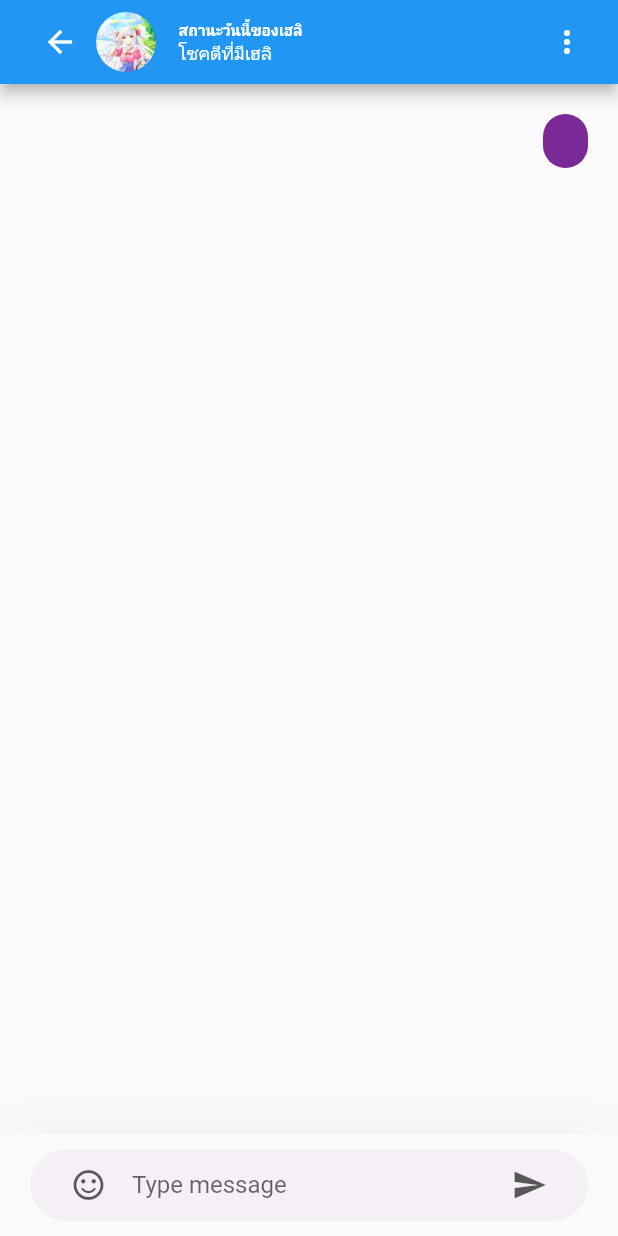
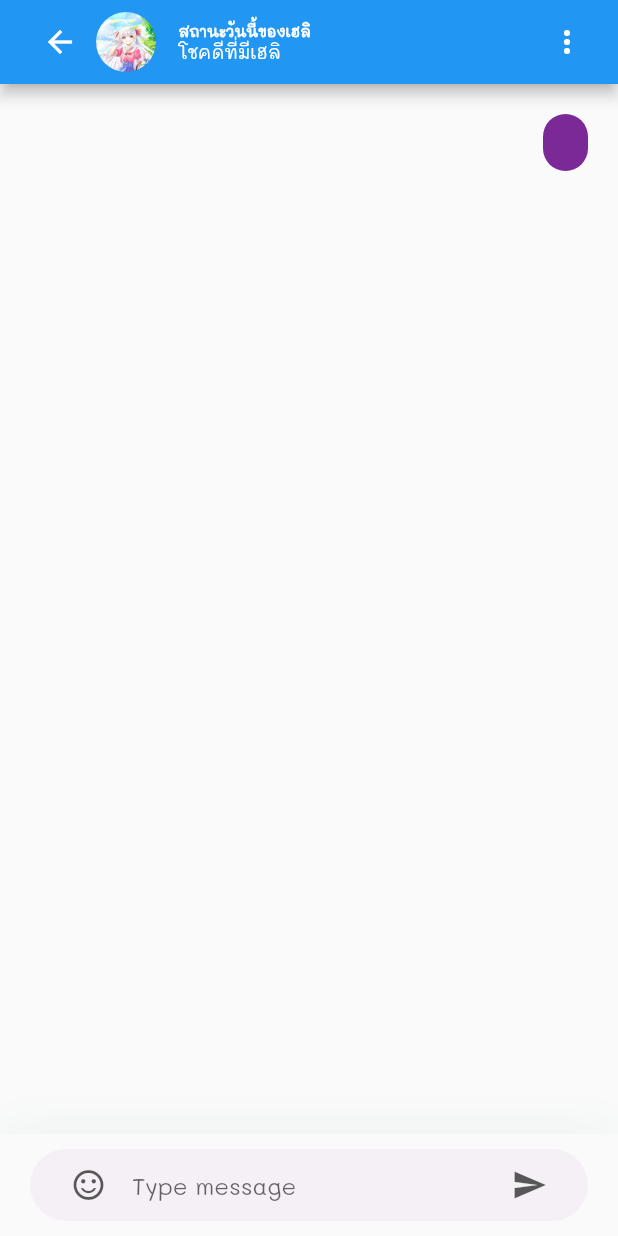
Before and after one commit to boraprae/heli_bifrost_project, a Flutter app: the screen it shows after launch, after a tap on the "send" icon, on a phone screen of 412 x 824 dp. Run offline on Flutter 3.47's test engine with Material 2 defaults, Android fonts, the phone set to English and light mode, and no system bars; our stand-ins replace auto_size_text, flutter_dotenv, get.

Commit message:
update asset and default fonts

```diff
--- a/lib/main.dart
+++ b/lib/main.dart
@@ -8,6 +8,10 @@ void main() async {
 
   runApp(
     GetMaterialApp(
+      theme: ThemeData(
+        fontFamily: 'Mali',
+        // bottomSheetTheme: BottomSheetThemeData(backgroundColor: Colors.black54),
+      ),
       debugShowCheckedModeBanner: false,
       initialRoute: '/chat',
       routes: {
```
Also changed, not shown: pubspec.yaml (+11 -11 lines), assets/fonts/mali/Mali-Bold.ttf (added), assets/fonts/mali/Mali-BoldItalic.ttf (added), assets/fonts/mali/Mali-ExtraLight.ttf (added), assets/fonts/mali/Mali-ExtraLightItalic.ttf (added), assets/fonts/mali/Mali-Italic.ttf (added), assets/fonts/mali/Mali-Light.ttf (added), assets/fonts/mali/Mali-LightItalic.ttf (added), assets/fonts/mali/Mali-Medium.ttf (added), assets/fonts/mali/Mali-MediumItalic.ttf (added), assets/fonts/mali/Mali-Regular.ttf (added), assets/fonts/mali/Mali-SemiBold.ttf (added), assets/fonts/mali/Mali-SemiBoldItalic.ttf (added), assets/images/wallpaper_screen.JPG (added).
